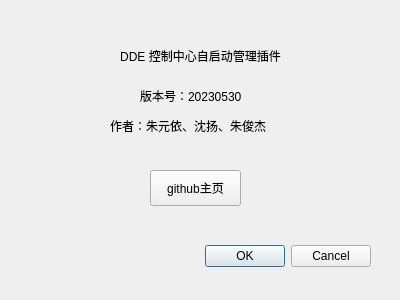
This is aboutdialog.ui in PinappleUnderTheSea/os223 as Qt 5 draws it before an edit. The edited form follows.
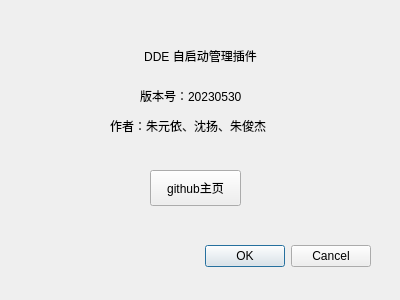
This is the edited form.

Commit message: connect - button

The edit to the form file:
```diff
--- a/aboutdialog.ui
+++ b/aboutdialog.ui
@@ -66,7 +66,7 @@
     <string notr="true">font: 70 15pt &quot;Noto Sans CJK SC&quot;;</string>
    </property>
    <property name="text">
-    <string>DDE 控制中心自启动管理插件</string>
+    <string>DDE 自启动管理插件</string>
    </property>
    <property name="alignment">
     <set>Qt::AlignCenter</set>
```
The commit also changes 6 other files.
